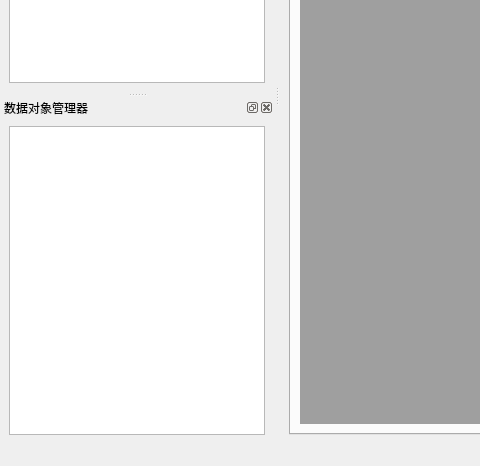
pemo-x/modelDisplay, file UI/Main.ui: the form before one commit; both pictures show x 0 to 480 and y 310 to 776 of the 1230 by 776 pixel window.
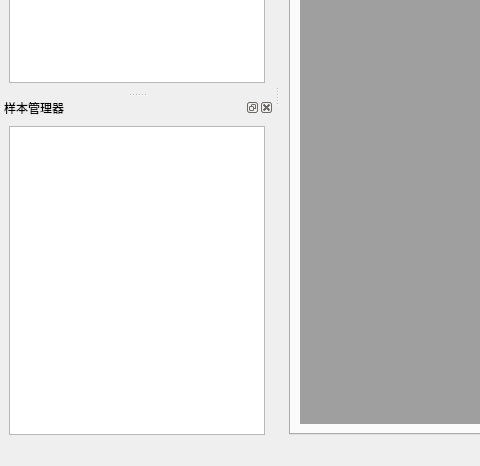
The form after the commit. Icons and pictures are not drawn.

The edit to the form file:
```diff
--- a/UI/Main.ui
+++ b/UI/Main.ui
@@ -158,7 +158,7 @@
   <widget class="QStatusBar" name="statusBar"/>
   <widget class="QDockWidget" name="dockWidget_ObjectManager">
    <property name="windowTitle">
-    <string>数据对象管理器</string>
+    <string>样本管理器</string>
    </property>
    <attribute name="dockWidgetArea">
     <number>1</number>
```
